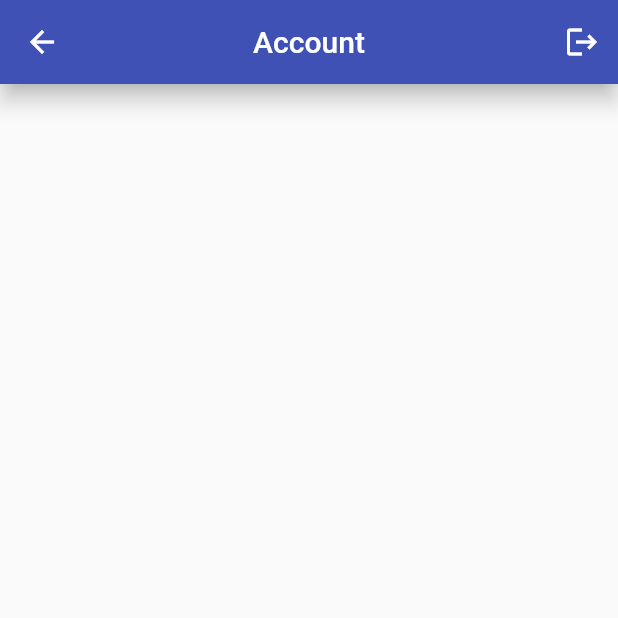
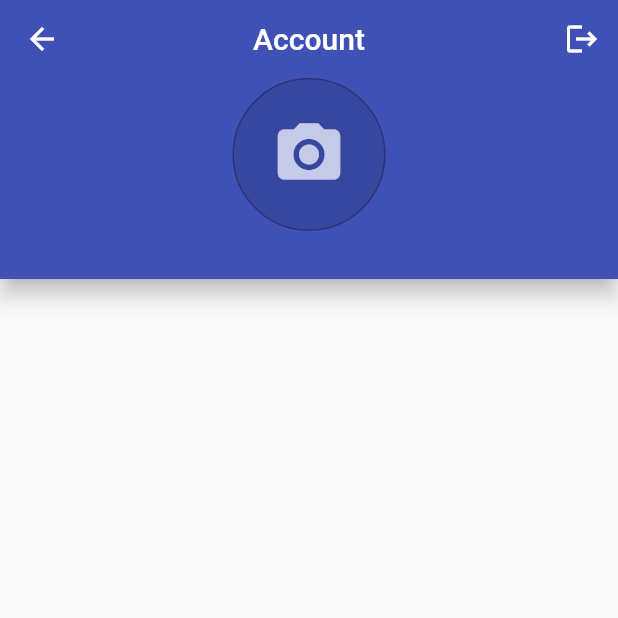
Before and after one commit to athibau2/whereyouat, a Flutter app: the AccountPage screen opened directly, on a phone screen of 412 x 824 dp, the top half of it. Run offline on Flutter 3.47's test engine with Material 2 defaults, Android fonts, the phone set to English and light mode, and no system bars; our stand-ins replace cloud_firestore, firebase_analytics, firebase_auth, firebase_core, flutter_datetime_picker, font_awesome_flutter and 4 more; missing offline and left inert: dart:ffi, flutter_login_facebook, latlng; accounts and stored records are empty.

Commit message:
avatar picture on account page

```diff
--- a/lib/app/home/account/account_page.dart
+++ b/lib/app/home/account/account_page.dart
@@ -1,6 +1,8 @@
+import 'package:firebase_auth/firebase_auth.dart';
 import 'package:flutter/material.dart';
 import 'package:provider/provider.dart';
 import 'package:whereyouat/services/auth.dart';
+import 'package:whereyouat/widgets/avatar.dart';
 import 'package:whereyouat/widgets/show_alert_dialog.dart';
 
 class AccountPage extends StatelessWidget {
@@ -27,6 +29,7 @@ class AccountPage extends StatelessWidget {
 
   @override
   Widget build(BuildContext context) {
+    final auth = Provider.of<AuthBase>(context, listen: false);
     return Scaffold(
       appBar: AppBar(
         elevation: 6,
@@ -42,7 +45,33 @@ class AccountPage extends StatelessWidget {
             tooltip: 'Logout',
           ),
         ],
+        bottom: PreferredSize(
+          preferredSize: Size.fromHeight(130),
+          child: _buildUserInfo(auth.currentUser),
+        ),
       ),
     );
   }
+
+  Widget _buildUserInfo(User? user) {
+    return Column(
+      children: [
+        Avatar(
+          photoUrl: user!.photoURL,
+          radius: 50,
+        ),
+        const SizedBox(
+          height: 8,
+        ),
+        if (user.displayName != null)
+          Text(
+            user.displayName!,
+            style: const TextStyle(color: Colors.white),
+          ),
+        const SizedBox(
+          height: 8,
+        ),
+      ],
+    );
+  }
 }
--- a/lib/app/signin/email_signin_bloc.dart
+++ b/lib/app/signin/email_signin_bloc.dart
@@ -1,21 +1,21 @@
 import 'dart:async';
-
+import 'package:rxdart/rxdart.dart';
 import 'package:whereyouat/app/signin/email_signin_form_stateful.dart';
 import 'package:whereyouat/app/signin/email_signin_model.dart';
-
 import '../../services/auth.dart';
 
 class EmailSigninBloc {
   EmailSigninBloc({required this.auth});
   final AuthBase auth;
-  final StreamController<EmailSigninModel> _modelController =
-      StreamController<EmailSigninModel>();
 
-  Stream<EmailSigninModel> get modelStream => _modelController.stream;
-  EmailSigninModel _model = EmailSigninModel();
+  final _modelSubject =
+      BehaviorSubject<EmailSigninModel>.seeded(EmailSigninModel());
+
+  Stream<EmailSigninModel> get modelStream => _modelSubject.stream;
+  EmailSigninModel get _model => _modelSubject.value;
 
   void dispose() {
-    _modelController.close();
+    _modelSubject.close();
   }
 
   Future<void> submit() async {
@@ -35,8 +35,8 @@ class EmailSigninBloc {
 
   void toggleFormType() {
     final formType = _model.formType == EmailSigninFormType.signIn
-          ? EmailSigninFormType.register
-          : EmailSigninFormType.signIn;
+        ? EmailSigninFormType.register
+        : EmailSigninFormType.signIn;
     updateWith(
       email: '',
       password: '',
@@ -61,7 +61,7 @@ class EmailSigninBloc {
     bool? submitted,
   }) {
     // update model
-    _model = _model.copyWith(
+    _modelSubject.value = _model.copyWith(
       email: email,
       password: password,
       confirmPassword: confirmPassword,
@@ -69,7 +69,5 @@ class EmailSigninBloc {
       isLoading: isLoading,
       submitted: submitted,
     );
-    // add updated model to _modelController
-    _modelController.add(_model);
   }
 }
--- /dev/null
+++ b/lib/widgets/avatar.dart
@@ -0,0 +1,32 @@
+import 'package:flutter/material.dart';
+
+class Avatar extends StatelessWidget {
+  const Avatar({Key? key, this.photoUrl, required this.radius})
+      : super(key: key);
+  final String? photoUrl;
+  final double radius;
+
+  @override
+  Widget build(BuildContext context) {
+    return Container(
+      decoration: BoxDecoration(
+        shape: BoxShape.circle,
+        border: Border.all(
+          color: Colors.black38,
+          width: 1.0,
+        ),
+      ),
+      child: CircleAvatar(
+        radius: radius,
+        backgroundColor: Colors.black12,
+        backgroundImage: photoUrl != null ? NetworkImage(photoUrl!) : null,
+        child: photoUrl == null
+            ? Icon(
+                Icons.camera_alt,
+                size: radius,
+              )
+            : null,
+      ),
+    );
+  }
+}
```
